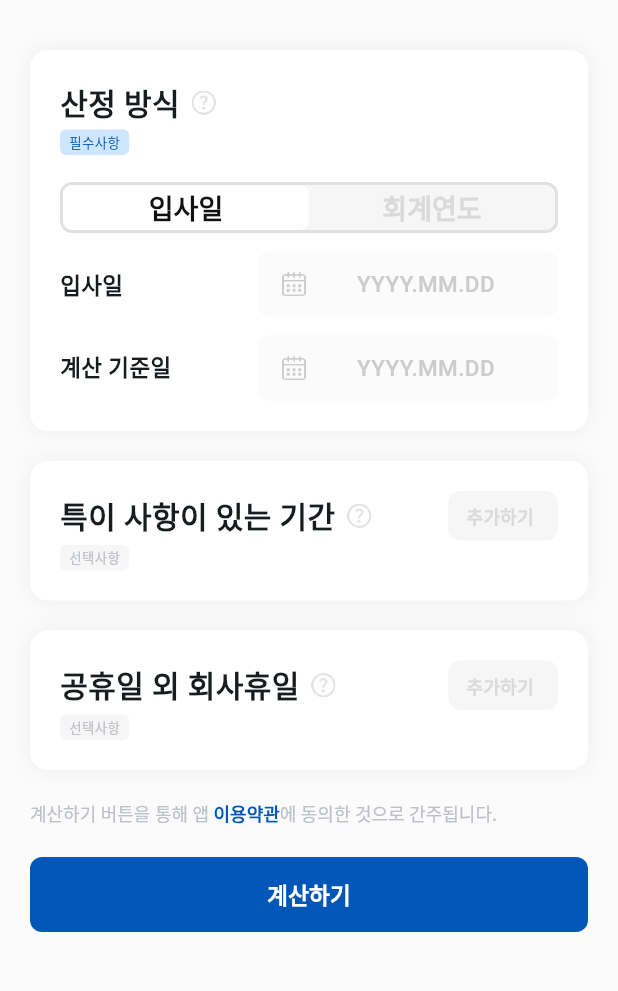
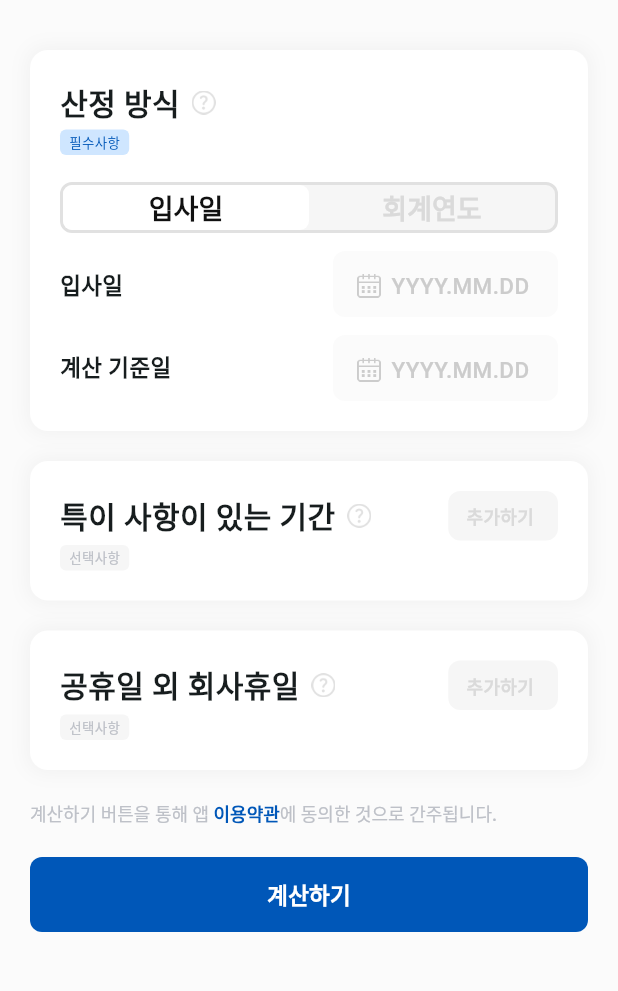
Before and after one commit to LawdingCompany/Lawding_Flutter, a Flutter app: the screen it shows after launch, on a phone screen of 412 x 824 dp, the part 64-1055 px from its top. Run offline on Flutter 3.47's test engine with Material 3 defaults, Android fonts, the phone set to English and light mode, and no system bars; our stand-ins replace dio, firebase_core, flutter_dotenv, flutter_riverpod, riverpod_annotation; accounts and stored records are empty; generated files the repository leaves out were written again; Roboto replaces fonts that are missing (Pretendard).

Commit message:
style: DateButton UI 개선
- 버튼 너비를 150px로 고정하여 일관된 크기 유지
- 패딩 조정 (left: 12, top: 9, right: 15, bottom: 7)
- 아이콘과 텍스트 간격을 7px로 조정
- 텍스트 오버플로우 처리를 위해 Flexible 위젯 적용
- 중앙 정렬 유지

```diff
--- a/lawding_flutter/lib/presentation/widgets/common/date_button.dart
+++ b/lawding_flutter/lib/presentation/widgets/common/date_button.dart
@@ -1,4 +1,5 @@
 import 'package:flutter/material.dart';
+
 import '../../core/app_colors.dart';
 import '../../core/app_text_styles.dart';
 
@@ -24,15 +25,18 @@ class DateButton extends StatelessWidget {
 
     return GestureDetector(
       onTap: onTap,
+      // 1. IntrinsicWidth 대신 SizedBox로 너비를 고정합니다.
+      child: SizedBox(
+        width: 150, // 초기 상태에 딱 맞는 적절한 너비를 직접 입력하세요.
+        height: 44,
         child: Container(
-        height: 44,
-        padding: const EdgeInsets.symmetric(horizontal: 16),
+          padding: const EdgeInsets.fromLTRB(12, 9, 15, 7),
           decoration: BoxDecoration(
             color: hex('#FBFBFB'),
             borderRadius: BorderRadius.circular(8),
           ),
           child: Row(
-          mainAxisSize: MainAxisSize.min,
+            mainAxisAlignment: MainAxisAlignment.center, // 2. 중앙 정렬 유지
             children: [
               Image.asset(
                 'assets/icons/calendar.png',
@@ -40,20 +44,24 @@ class DateButton extends StatelessWidget {
                 height: 16,
                 color: hasDate ? AppColors.primaryTextColor : hex('#CCCCCC'),
               ),
-            const SizedBox(width: 8),
-            SizedBox(
-              width: 144,
+              const SizedBox(width: 7),
+              // 3. 텍스트가 길어져도 넘치지 않게 Flexible로 감싸는 것이 안전합니다.
+              Flexible(
                 child: Text(
                   hasDate ? _formatDate(selectedDate!) : placeholder,
                   textAlign: TextAlign.center,
+                  overflow: TextOverflow.ellipsis, // 혹시 길어지면 '...' 처리
                   style: pretendard(weight: 500, size: 15).copyWith(
-                  color: hasDate ? AppColors.primaryTextColor : hex('#CCCCCC'),
+                    color: hasDate
+                        ? AppColors.primaryTextColor
+                        : hex('#CCCCCC'),
                   ),
                 ),
               ),
             ],
           ),
         ),
+      ),
     );
   }
 }
```
Lines whose indentation alone changed are shown as unchanged.
